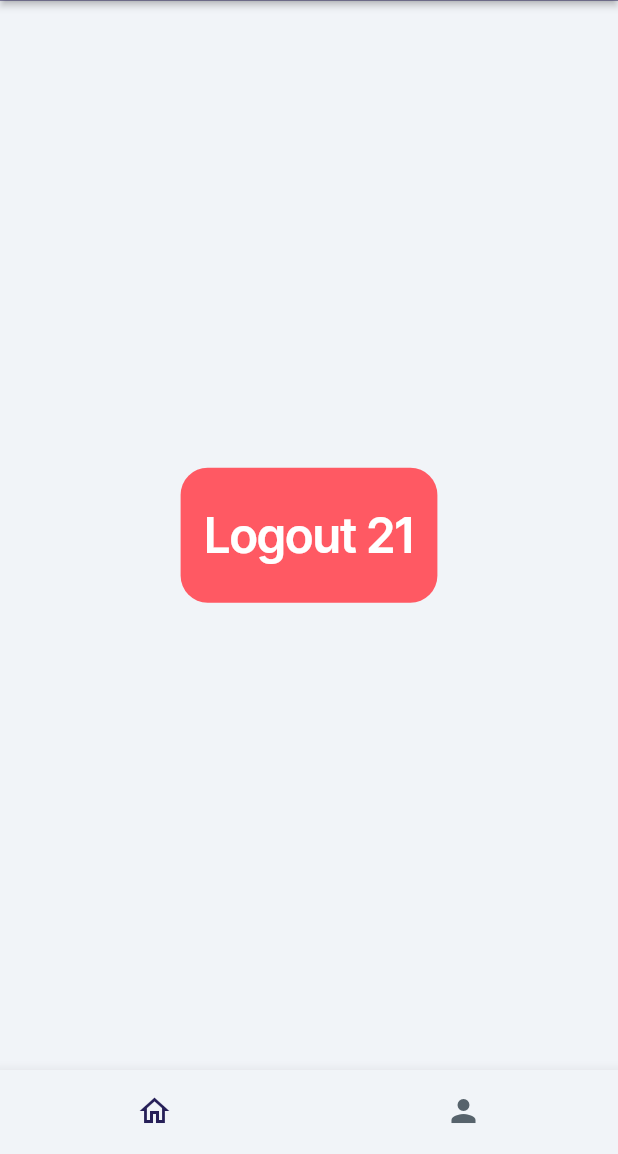
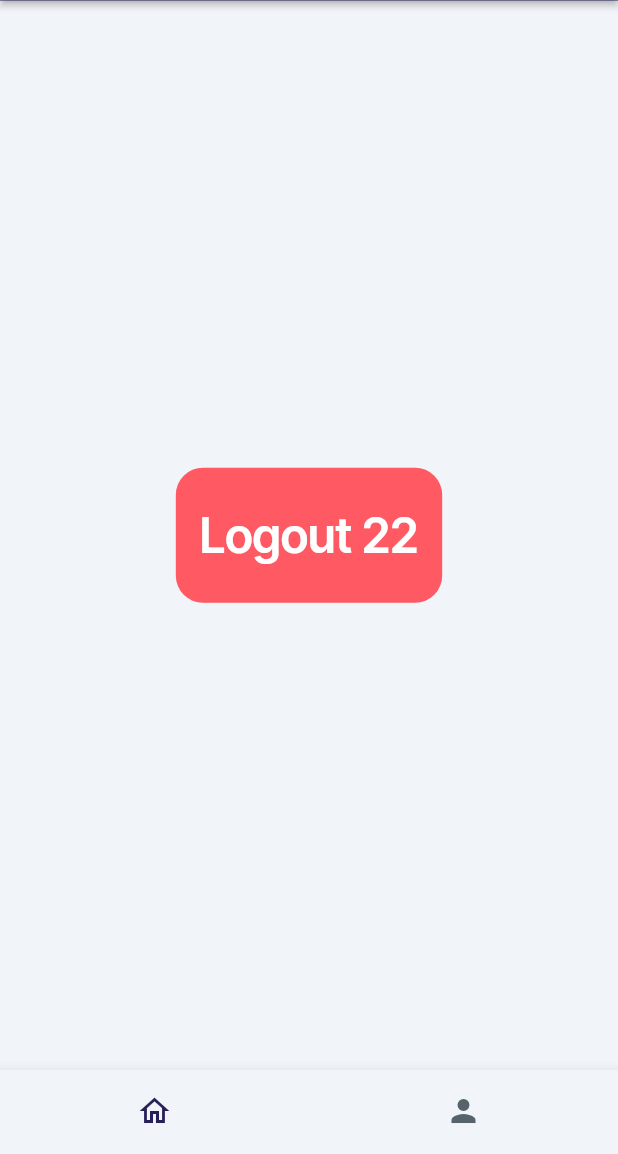
Before and after one commit to ffhr/FlutterFlowBenchmark, a Flutter app: the screen it shows once a user with an empty profile is signed in, on a phone screen of 412 x 824 dp, the part 82-1236 px from its top. Run offline on Flutter 3.47's test engine with Material 3 defaults, Android fonts, the phone set to English and light mode, and no system bars; drawn by our look-alikes of auto_size_text; our stand-ins replace firebase_auth, firebase_core, font_awesome_flutter, from_css_color, go_router, google_fonts and 6 more; missing offline and left inert: json_path; accounts and stored records are empty; statements that could not run were skipped.

Commit message:
Updating to latest FlutterFlow output.

```diff
--- a/lib/pages/home_page/home_page_widget.dart
+++ b/lib/pages/home_page/home_page_widget.dart
@@ -77,7 +77,7 @@ class _HomePageWidgetState extends State<HomePageWidget> {
 
                     context.goNamedAuth('LoginPage', context.mounted);
                   },
-                  text: 'Logout 21',
+                  text: 'Logout 22',
                   options: FFButtonOptions(
                     height: 90.0,
                     padding:
```
